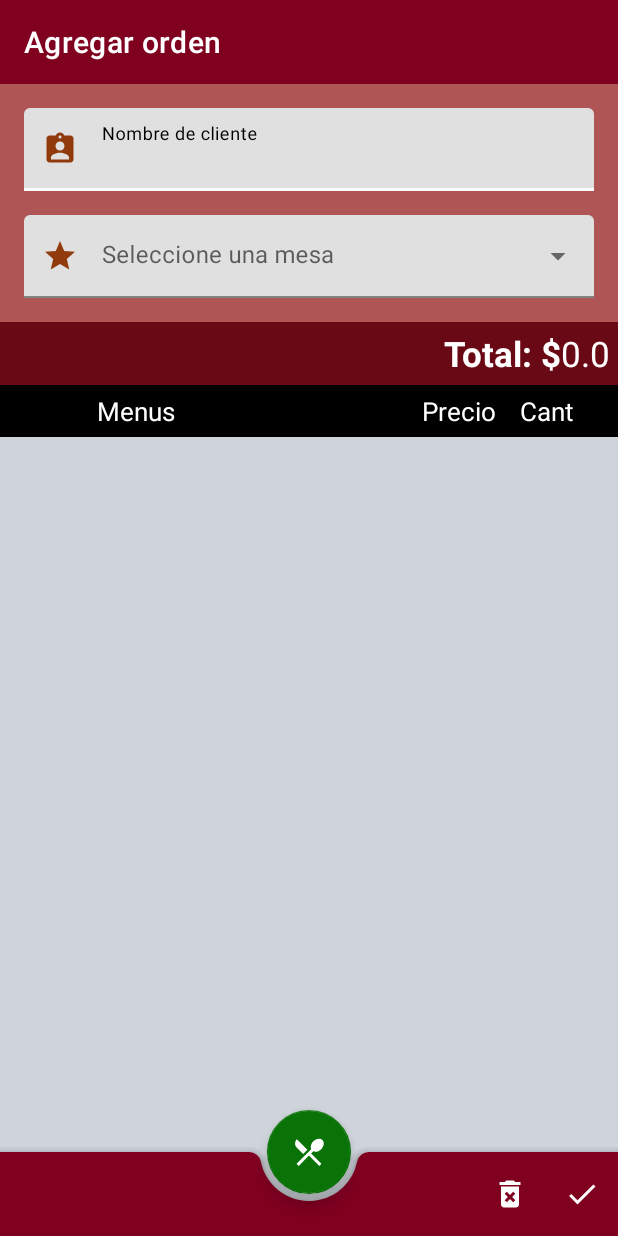
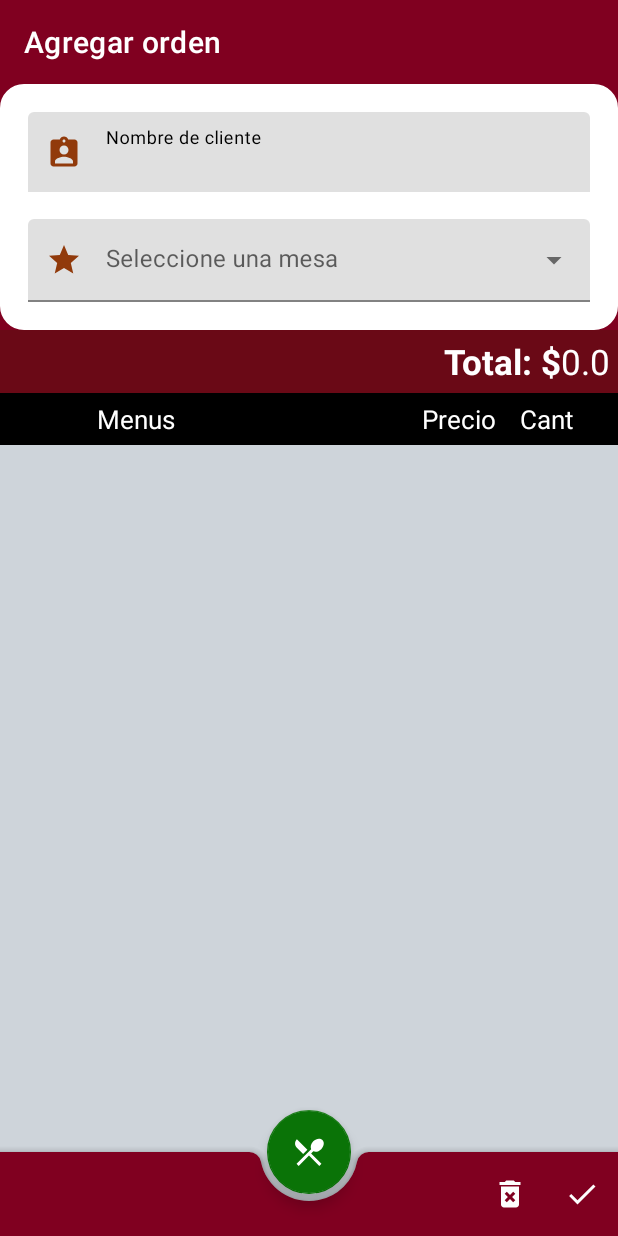
Before and after one commit to juanmolina2402/SpeedyPizzaV1, an Android app: the AddOrderActivity screen opened directly, with no data from a screen before it, on a phone screen of 412 x 824 dp. Run offline under Robolectric (Android 15) with nearby library versions, the phone set to English and light mode, and no system bars; 1 statement that could not run was skipped.

Commit message:
AddOrderActivity changes

```diff
--- /dev/null
+++ b/app/src/main/res/drawable-v24/border_style2.xml
@@ -0,0 +1,21 @@
+<?xml version="1.0" encoding="utf-8"?>
+<shape
+    xmlns:android="http://schemas.android.com/apk/res/android"
+    android:shape="rectangle">
+    <solid
+        android:color="@color/white" >
+    </solid>
+    <stroke
+        android:width="1dp"
+        android:color="#fff">
+    </stroke>
+    <padding
+        android:left="3dp"
+        android:top="3dp"
+        android:right="3dp"
+        android:bottom="3dp" >
+    </padding>
+    <corners
+        android:radius="15dp">
+    </corners>
+</shape>
--- a/app/src/main/res/layout/activity_add_order.xml
+++ b/app/src/main/res/layout/activity_add_order.xml
@@ -5,6 +5,7 @@
     android:layout_width="match_parent"
     android:layout_height="match_parent"
     android:orientation="vertical"
+    android:background="@color/red"
     tools:context=".AddOrderActivity">
 
     <androidx.appcompat.widget.Toolbar
@@ -16,13 +17,18 @@
         app:titleTextColor="@color/white"
         android:minHeight="?attr/actionBarSize"/>
 
+    <LinearLayout
+        android:layout_width="match_parent"
+        android:layout_height="wrap_content"
+        android:background="@drawable/border_style2"
+        android:orientation="vertical">
+
         <com.google.android.material.textfield.TextInputLayout
             android:layout_width="match_parent"
             android:layout_height="wrap_content"
             android:paddingLeft="16dp"
             android:paddingRight="16dp"
             android:paddingTop="16dp"
-        android:background="#D39F3232"
             android:hint="@string/edt_cliente"
             app:startIconDrawable="@drawable/user"
             app:startIconTint="@color/orange"
@@ -41,7 +47,6 @@
             android:layout_width="match_parent"
             android:layout_height="wrap_content"
             android:padding="16dp"
-        android:background="#D39F3232"
             android:hint="@string/til_selmesa"
             app:startIconDrawable="@drawable/tables"
             app:startIconTint="@color/orange"
@@ -55,6 +60,7 @@
                 tools:ignore="LabelFor" />
 
         </com.google.android.material.textfield.TextInputLayout>
+    </LinearLayout>
 
     <LinearLayout
         android:layout_width="match_parent"
```
Lines whose indentation alone changed are shown as unchanged.
